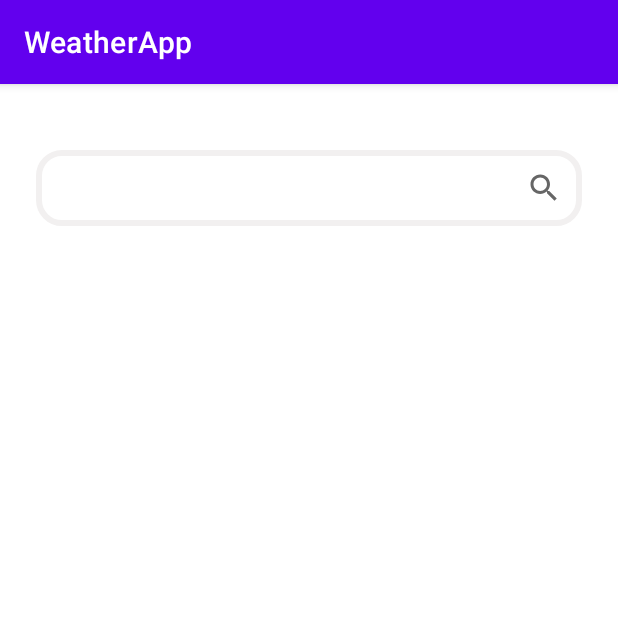
After one commit to ahmedelshaikh20/WeatherApp, an Android app: the SearchFragment screen opened through its navigation route, on a phone screen of 412 x 824 dp, the top half of it. The commit adds this screen. Run offline under Robolectric (Android 15) with nearby library versions, the phone set to English and light mode, and no system bars; pictures from the network do not load.

Commit message:
creating search fragment

```diff
--- a/app/build.gradle
+++ b/app/build.gradle
@@ -74,6 +74,7 @@ dependencies {
   implementation("androidx.room:room-runtime:$room_version")
   kapt "androidx.room:room-compiler:$room_version"
   implementation("org.jetbrains.kotlinx:kotlinx-coroutines-core:1.7.1")
+  implementation 'androidx.navigation:navigation-fragment:2.1.0'
 
 
 
--- a/app/src/main/java/com/example/weatherapp/model/geocodingmodel/Rank.kt
+++ b/app/src/main/java/com/example/weatherapp/model/geocodingmodel/Rank.kt
@@ -2,7 +2,7 @@ package com.example.weatherapp.model.geocodingmodel
 
 data class Rank(
     val confidence: Double,
-    val confidence_city_level: Int,
+    val confidence_city_level: Double,
     val importance: Double,
     val match_type: String
 )
--- /dev/null
+++ b/app/src/main/java/com/example/weatherapp/ui/SearchFragment.kt
@@ -0,0 +1,69 @@
+package com.example.weatherapp.ui
+
+import android.os.Bundle
+import androidx.fragment.app.Fragment
+import android.view.LayoutInflater
+import android.view.View
+import android.view.ViewGroup
+import androidx.appcompat.widget.SearchView
+import androidx.lifecycle.Observer
+import androidx.recyclerview.widget.LinearLayoutManager
+import androidx.recyclerview.widget.RecyclerView
+import com.example.weatherapp.R
+import com.example.weatherapp.api.WeatherRepositry
+import com.example.weatherapp.databinding.FragmentSearchBinding
+import com.example.weatherapp.model.adapter.SearchListAdapter
+import com.example.weatherapp.viewmodel.searchListviewmodel
+
+
+class SearchFragment : Fragment() {
+
+  lateinit var binding: FragmentSearchBinding
+  lateinit var recyclerView: RecyclerView
+  lateinit var viewModel: searchListviewmodel
+  lateinit var weatherRepositry: WeatherRepositry
+  lateinit var searchListAdapter: SearchListAdapter
+
+  override fun onCreateView(
+    inflater: LayoutInflater, container: ViewGroup?,
+    savedInstanceState: Bundle?
+  ): View? {
+    // Inflate the layout for this fragment
+    binding = FragmentSearchBinding.inflate(inflater)
+    recyclerView = binding.recyclerView
+    weatherRepositry = WeatherRepositry()
+    viewModel = searchListviewmodel(weatherRepositry)
+    viewModel.suggestionList.observe(viewLifecycleOwner, Observer {
+      searchListAdapter = SearchListAdapter(it , requireContext())
+      val layoutManager = LinearLayoutManager(requireContext())
+      recyclerView.layoutManager = layoutManager
+      recyclerView.adapter = searchListAdapter
+      searchListAdapter.notifyDataSetChanged()
+    })
+    binding.searhView.requestFocus()
+    getTextinSearchView()
+    return binding.root
+  }
+
+  private fun getTextinSearchView() {
+    binding.searhView.setOnQueryTextListener(object : SearchView.OnQueryTextListener {
+      override fun onQueryTextSubmit(query: String?): Boolean {
+        TODO("Not yet implemented")
+      }
+
+      override fun onQueryTextChange(newText: String?): Boolean {
+
+        if (newText != null) {
+          if (newText.length > 2) {
+            viewModel.searchTextChanged(newText)
+          }
+        }
+
+        return true
+
+      }
+
+    })
+  }
+
+}
--- a/app/src/main/res/layout/activity_main.xml
+++ b/app/src/main/res/layout/activity_main.xml
@@ -6,10 +6,15 @@
     android:layout_height="match_parent"
     tools:context=".MainActivity">
 
-  <androidx.fragment.app.FragmentContainerView
-    xmlns:android="http://schemas.android.com/apk/res/android"
-    android:id="@+id/fragment_container_view"
-    android:layout_width="match_parent"
-    android:layout_height="match_parent"
-    android:name="com.example.weatherapp.ui.CurrentLocationFragment" />
+  <fragment
+    android:id="@+id/nav_host_fragment"
+    android:name="androidx.navigation.fragment.NavHostFragment"
+    android:layout_width="0dp"
+    android:layout_height="0dp"
+    app:layout_constraintLeft_toLeftOf="parent"
+    app:layout_constraintRight_toRightOf="parent"
+    app:layout_constraintTop_toTopOf="parent"
+    app:layout_constraintBottom_toBottomOf="parent"
+    app:defaultNavHost="true"
+    app:navGraph="@navigation/navigation_graph" />
 </androidx.constraintlayout.widget.ConstraintLayout>
--- /dev/null
+++ b/app/src/main/res/layout/fragment_search.xml
@@ -0,0 +1,35 @@
+<?xml version="1.0" encoding="utf-8"?>
+<androidx.constraintlayout.widget.ConstraintLayout xmlns:android="http://schemas.android.com/apk/res/android"
+  xmlns:tools="http://schemas.android.com/tools"
+  android:layout_width="match_parent"
+  android:layout_height="match_parent"
+  xmlns:app="http://schemas.android.com/apk/res-auto"
+  tools:context=".ui.SearchFragment">
+  <androidx.appcompat.widget.SearchView
+    android:id="@+id/searhView"
+    android:layout_width="match_parent"
+    android:layout_height="wrap_content"
+    android:layout_marginTop="44dp"
+    android:layout_marginLeft="24dp"
+    android:layout_marginRight="24dp"
+    android:background="@drawable/rounded_border"
+    android:layoutDirection="rtl"
+    android:padding="1dp"
+
+    android:queryBackground="@android:color/transparent"
+    app:queryHint="@string/search_location"
+    app:layout_constraintEnd_toEndOf="parent"
+    app:layout_constraintStart_toStartOf="parent"
+    app:layout_constraintTop_toTopOf="parent" />
+
+  <androidx.recyclerview.widget.RecyclerView
+    android:id="@+id/recyclerView"
+    android:layout_width="0dp"
+    android:layout_height="0dp"
+    app:layout_constraintBottom_toBottomOf="parent"
+android:padding="8dp"
+    app:layout_constraintEnd_toEndOf="@+id/searhView"
+    app:layout_constraintStart_toStartOf="@+id/searhView"
+    app:layout_constraintTop_toBottomOf="@+id/searhView" />
+
+</androidx.constraintlayout.widget.ConstraintLayout>
--- /dev/null
+++ b/app/src/main/res/navigation/navigation_graph.xml
@@ -0,0 +1,21 @@
+<?xml version="1.0" encoding="utf-8"?>
+<navigation xmlns:android="http://schemas.android.com/apk/res/android"
+  xmlns:app="http://schemas.android.com/apk/res-auto"
+  xmlns:tools="http://schemas.android.com/tools"
+  android:id="@+id/navigation_graph"
+  app:startDestination="@id/currentLocationFragment">
+
+  <fragment
+    android:id="@+id/searchFragment"
+    android:name="com.example.weatherapp.ui.SearchFragment"
+    android:label="fragment_search"
+    tools:layout="@layout/fragment_search" />
+  <fragment
+    android:id="@+id/currentLocationFragment"
+    android:name="com.example.weatherapp.ui.CurrentLocationFragment"
+    android:label="CurrentLocationFragment" >
+    <action
+      android:id="@+id/action_currentLocationFragment_to_searchFragment"
+      app:destination="@id/searchFragment" />
+  </fragment>
+</navigation>
```
Also changed, not shown: app/src/main/java/com/example/weatherapp/model/adapter/SearchListAdapter.kt (+25 -10 lines), app/src/main/java/com/example/weatherapp/ui/CurrentLocationFragment.kt (+19 -46 lines), app/src/main/java/com/example/weatherapp/viewmodel/searchListviewmodel.kt (added, +90 -0 lines), app/src/main/java/com/example/weatherapp/viewmodel/searchviewmodel.kt (+0 -52 lines), app/src/main/res/layout/fragment_currentlocation.xml (+6 -15 lines), app/src/main/res/layout/suggestion_item_layout.xml (+9 -8 lines), app/src/main/res/values/strings.xml (+4 -4 lines).
